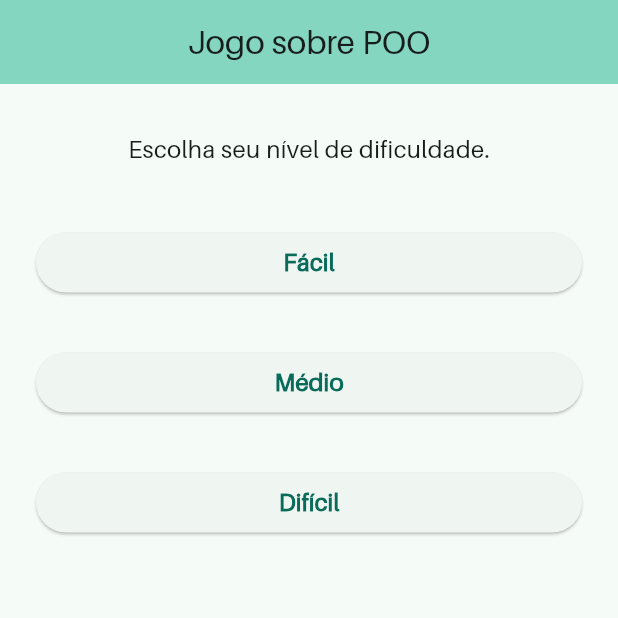
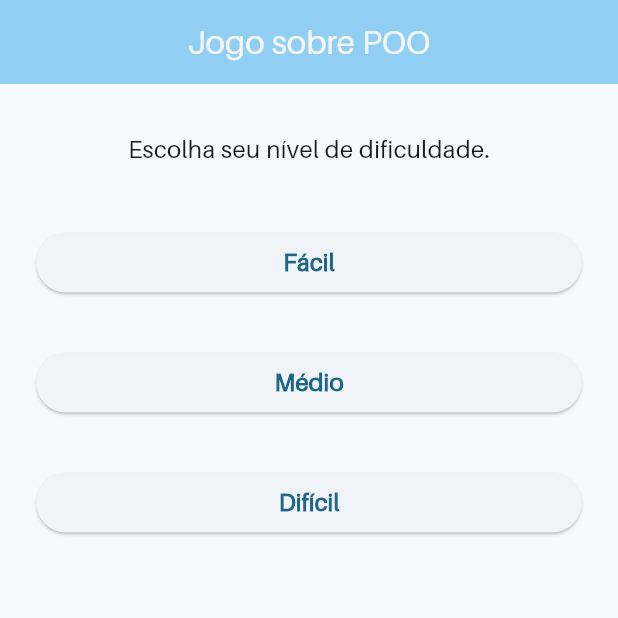
Before and after one commit to LeoneRSantos/Trabalho-pratico-LMC, a Flutter app: the screen it shows after launch, on a phone screen of 412 x 824 dp, the top half of it. Run offline on Flutter 3.47's test engine with Material 3 defaults, Android fonts, the phone set to English and light mode, and no system bars.

Commit message:
Definição de cores do app no main

```diff
--- a/lib/main.dart
+++ b/lib/main.dart
@@ -18,8 +18,13 @@ class MyApp extends StatelessWidget {
       title: 'Jogo sobre POO',
       debugShowCheckedModeBanner: false,
       theme: ThemeData(
+        appBarTheme: AppBarTheme(
+          foregroundColor: Colors.grey.shade100,
+        ),
         fontFamily: 'Aileron',
-        colorScheme: ColorScheme.fromSeed(seedColor: Colors.teal.shade900),
+        colorScheme: ColorScheme.fromSeed(
+          seedColor: const Color(0xFF05445E),
+        ),
         useMaterial3: true,
       ),
       routes: {
```
